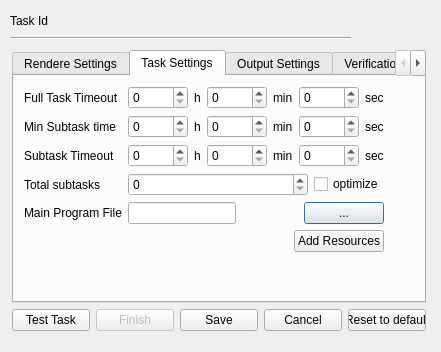
First picture: the form in poc/golemPy/examples/gnr/ui/RenderingNewTaskDialog.ui, repository golemfactory/clay, before the edit.
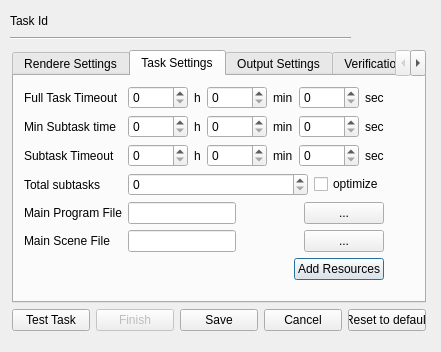
Second picture: the form after the edit. The open tabs and pages were chosen to show the change.

Commit message: Scene file przeniesiony do new task z addtaskresources

Patch:
```diff
--- a/poc/golemPy/examples/gnr/ui/RenderingNewTaskDialog.ui
+++ b/poc/golemPy/examples/gnr/ui/RenderingNewTaskDialog.ui
@@ -383,6 +383,40 @@
            </item>
           </layout>
          </item>
+         <item row="7" column="1">
+          <layout class="QHBoxLayout" name="horizontalLayout_8">
+           <property name="topMargin">
+            <number>0</number>
+           </property>
+           <item>
+            <spacer name="horizontalSpacer_7">
+             <property name="orientation">
+              <enum>Qt::Horizontal</enum>
+             </property>
+             <property name="sizeHint" stdset="0">
+              <size>
+               <width>40</width>
+               <height>20</height>
+              </size>
+             </property>
+            </spacer>
+           </item>
+           <item>
+            <widget class="QPushButton" name="addResourceButton">
+             <property name="text">
+              <string>Add Resources</string>
+             </property>
+            </widget>
+           </item>
+          </layout>
+         </item>
+         <item row="5" column="0">
+          <widget class="QLabel" name="label_18">
+           <property name="text">
+            <string>Main Scene File</string>
+           </property>
+          </widget>
+         </item>
          <item row="4" column="0">
           <widget class="QLabel" name="label_14">
            <property name="text">
@@ -456,12 +490,22 @@
           </layout>
          </item>
          <item row="5" column="1">
-          <layout class="QHBoxLayout" name="horizontalLayout_8">
-           <property name="topMargin">
-            <number>0</number>
-           </property>
+          <layout class="QHBoxLayout" name="horizontalLayout_15">
            <item>
-            <spacer name="horizontalSpacer_7">
+            <widget class="QLineEdit" name="mainSceneFileLineEdit">
+             <property name="enabled">
+              <bool>true</bool>
+             </property>
+             <property name="sizePolicy">
+              <sizepolicy hsizetype="Fixed" vsizetype="Fixed">
+               <horstretch>0</horstretch>
+               <verstretch>0</verstretch>
+              </sizepolicy>
+             </property>
+            </widget>
+           </item>
+           <item>
+            <spacer name="horizontalSpacer_10">
              <property name="orientation">
               <enum>Qt::Horizontal</enum>
              </property>
@@ -474,9 +518,37 @@
             </spacer>
            </item>
            <item>
-            <widget class="QPushButton" name="addResourceButton">
+            <spacer name="horizontalSpacer_11">
+             <property name="orientation">
+              <enum>Qt::Horizontal</enum>
+             </property>
+             <property name="sizeHint" stdset="0">
+              <size>
+               <width>40</width>
+               <height>20</height>
+              </size>
+             </property>
+            </spacer>
+           </item>
+           <item>
+            <widget class="QPushButton" name="chooseMainSceneFileButton">
+             <property name="enabled">
+              <bool>true</bool>
+             </property>
+             <property name="sizePolicy">
+              <sizepolicy hsizetype="Minimum" vsizetype="Fixed">
+               <horstretch>0</horstretch>
+               <verstretch>0</verstretch>
+              </sizepolicy>
+             </property>
+             <property name="maximumSize">
+              <size>
+               <width>100</width>
+               <height>16777215</height>
+              </size>
+             </property>
              <property name="text">
-              <string>Add Resources</string>
+              <string>...</string>
              </property>
             </widget>
            </item>
```
Left out of the diff: 2 changed lines with no effect on the pictures. The commit also changes 3 other files.
